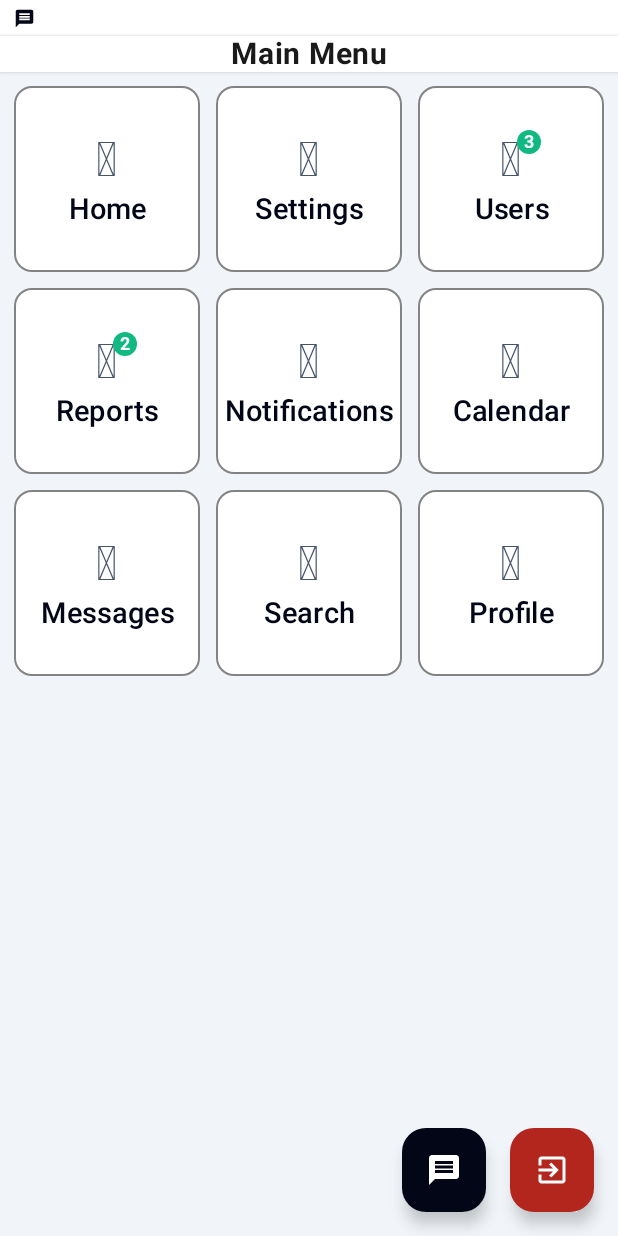
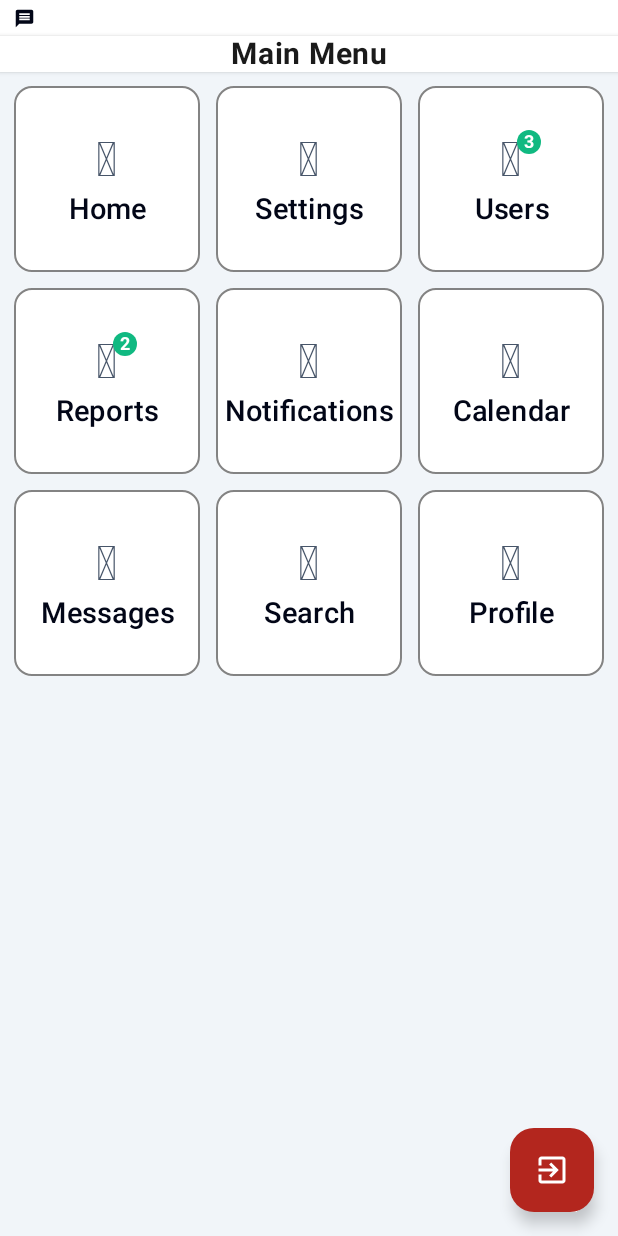
Before and after one commit to Pro-4-Soft/P4WHandheldV2, an Android app built with Jetpack Compose: the @Preview function MenuScreenContentPreview, on a phone screen of 412 x 824 dp. Run offline under Robolectric (Android 15) with nearby library versions, the phone set to English and light mode, and no system bars; Roboto replaces fonts that are not available here.

Commit message:
Removes the messages button.
The messages button is removed from the menu screen.

```diff
--- a/app/src/main/java/com/p4handheld/ui/screens/MenuScreen.kt
+++ b/app/src/main/java/com/p4handheld/ui/screens/MenuScreen.kt
@@ -25,7 +25,6 @@ import androidx.compose.foundation.shape.CircleShape
 import androidx.compose.foundation.shape.RoundedCornerShape
 import androidx.compose.material.icons.Icons
 import androidx.compose.material.icons.automirrored.filled.ExitToApp
-import androidx.compose.material.icons.automirrored.filled.Message
 import androidx.compose.material.icons.filled.Menu
 import androidx.compose.material3.AlertDialog
 import androidx.compose.material3.Card
@@ -335,23 +334,6 @@ fun MenuScreenContent(
                 Row(
                     horizontalArrangement = Arrangement.spacedBy(16.dp)
                 ) {
-                    // Messages button
-                    FloatingActionButton(
-                        onClick = {
-                            if (!uiState.isLoading) {
-                                onNavigateToMessages()
-                            }
-                        },
-                        containerColor = MaterialTheme.colorScheme.primary,
-                        modifier = Modifier.alpha(if (uiState.isLoading) 0.5f else 1f)
-                    ) {
-                        Icon(
-                            imageVector = Icons.AutoMirrored.Filled.Message,
-                            contentDescription = "Messages",
-                            tint = Color.White
-                        )
-                    }
-
                     // Logout button
                     FloatingActionButton(
                         onClick = {
```
